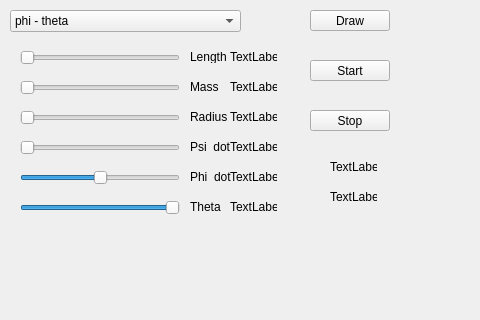
Before: the Qt Designer form Charts/mainwindow.ui in mixberry00/Physics, drawn with Qt 5; both pictures show x 0 to 480 and y 0 to 320 of the 1200 by 800 pixel window.
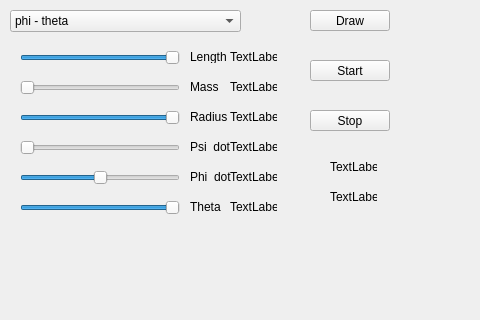
After: the same form once the commit is applied.

What changed in the file:
```diff
--- a/Charts/mainwindow.ui
+++ b/Charts/mainwindow.ui
@@ -62,6 +62,9 @@
     <property name="maximum">
      <number>20</number>
     </property>
+    <property name="value">
+     <number>20</number>
+    </property>
     <property name="orientation">
      <enum>Qt::Horizontal</enum>
     </property>
@@ -126,6 +129,9 @@
     <property name="maximum">
      <number>8</number>
     </property>
+    <property name="value">
+     <number>8</number>
+    </property>
     <property name="orientation">
      <enum>Qt::Horizontal</enum>
     </property>
```
